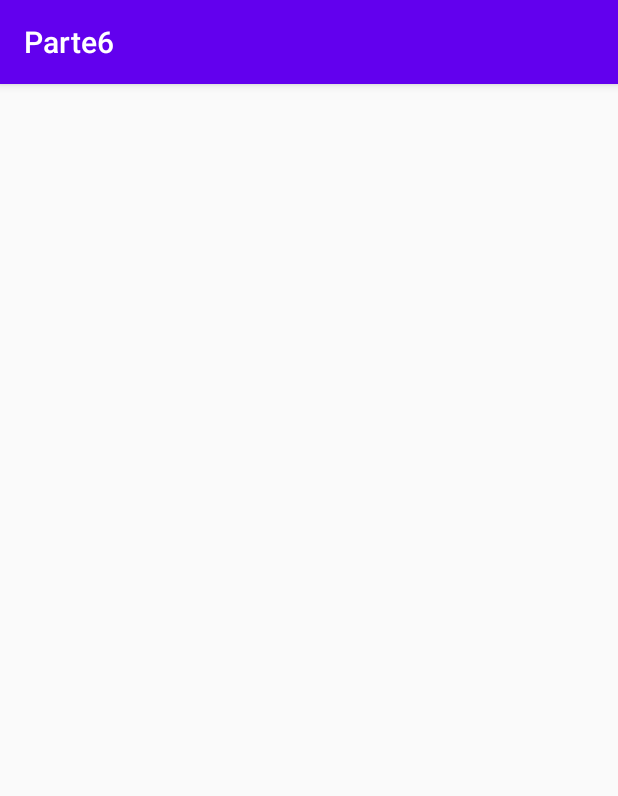
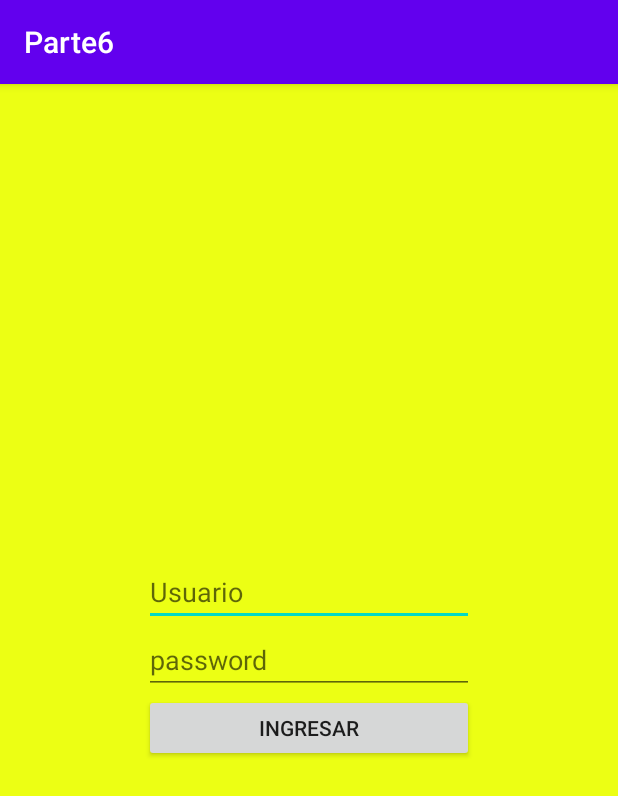
Before and after one commit to juanVilchez/ORMApi, an Android app: the screen it shows after launch (MainActivity before the commit, LoginActivity after it), on a phone screen of 412 x 824 dp. Shown: the top 796 px of the screen. Run offline under Robolectric (Android 15) with nearby library versions, the phone set to English and light mode, and no system bars.

```diff
--- a/app/src/main/AndroidManifest.xml
+++ b/app/src/main/AndroidManifest.xml
@@ -13,8 +13,8 @@
         <uses-library
             android:name="org.apache.http.legacy"
             android:required="false" />
-        <activity android:name=".LoginActivity"></activity>
-        <activity android:name=".MainActivity">
+        <activity android:name=".MainActivity"></activity>
+        <activity android:name=".LoginActivity">
             <intent-filter>
                 <action android:name="android.intent.action.MAIN" />
 
--- a/app/src/main/java/com/example/tema6/LoginActivity.java
+++ b/app/src/main/java/com/example/tema6/LoginActivity.java
@@ -2,13 +2,77 @@ package com.example.tema6;
 
 import androidx.appcompat.app.AppCompatActivity;
 
+import android.content.Intent;
+import android.content.SharedPreferences;
 import android.os.Bundle;
+import android.os.StrictMode;
+import android.util.Log;
+import android.view.View;
+import android.widget.EditText;
+import android.widget.Toast;
+
+import java.io.BufferedReader;
+import java.io.InputStreamReader;
+import java.net.HttpURLConnection;
+import java.net.URL;
 
 public class LoginActivity extends AppCompatActivity {
+    HttpURLConnection conexion;
+    private EditText Login;
+    private EditText password;
+    private SharedPreferences prefs;
+    private SharedPreferences.Editor editor;
+    private boolean login;
 
     @Override
     protected void onCreate(Bundle savedInstanceState) {
         super.onCreate(savedInstanceState);
+        prefs = getSharedPreferences("Config", MODE_PRIVATE);
+        login = prefs.getBoolean("onlogin", false);
+        if (login) {
+            startActivity(new Intent(this, MainActivity.class));
+            finish();
+        }
         setContentView(R.layout.activity_login);
+        StrictMode.setThreadPolicy(new StrictMode.ThreadPolicy.Builder().permitNetwork().build());
+        Login = (EditText) findViewById(R.id.edtUsuario);
+        password = (EditText) findViewById(R.id.edtPassword);
+    }
+
+    public int ValidaDatos(String usuario, String pass) {
+        int result = 3;
+        try {
+            URL url = new URL(getString(R.string.dominio) + getString(R.string.login) + usuario + "&pass=" + pass);
+            conexion = (HttpURLConnection) url
+                    .openConnection();
+            if (conexion.getResponseCode() == HttpURLConnection.HTTP_OK) {
+                BufferedReader reader = new BufferedReader(new InputStreamReader(conexion.getInputStream()));
+                String linea = reader.readLine();
+                if (linea.equals("success"))
+                    result = 0;
+                else
+                    result = 1;
+            } else {
+                Log.e("Asteroides", conexion.getResponseMessage());
+            }
+        } catch (Exception e) {
+            Log.e("Asteroides", e.getMessage(), e);
+        } finally {
+            if (conexion != null) conexion.disconnect();
+            return result;
+        }
+    }
+
+    public void onLogin(View view) {
+        int V = ValidaDatos(Login.getText().toString(), password.getText().toString());
+        if (V == 0) {
+            editor = prefs.edit();
+            editor.putBoolean("onlogin", true);
+            editor.apply();
+            Intent i = new Intent(this, MainActivity.class);
+            startActivity(i);
+            finish();
+        } else
+            Toast.makeText(this, "Ingreso Fallido", Toast.LENGTH_SHORT).show();
     }
 }
--- a/app/src/main/res/layout/activity_login.xml
+++ b/app/src/main/res/layout/activity_login.xml
@@ -1,9 +1,42 @@
-<?xml version="1.0" encoding="utf-8"?>
-<androidx.constraintlayout.widget.ConstraintLayout xmlns:android="http://schemas.android.com/apk/res/android"
-    xmlns:app="http://schemas.android.com/apk/res-auto"
-    xmlns:tools="http://schemas.android.com/tools"
+<LinearLayout xmlns:android="http://schemas.android.com/apk/res/android"
     android:layout_width="match_parent"
     android:layout_height="match_parent"
-    tools:context=".LoginActivity">
-
-</androidx.constraintlayout.widget.ConstraintLayout>
+    android:orientation="horizontal"
+    android:gravity="center"
+    android:background="#ffecff14">
+    <ScrollView xmlns:android="http://schemas.android.com/apk/res/android"
+        android:orientation="vertical"
+        android:layout_width="match_parent"
+        android:layout_height="wrap_content">
+        <LinearLayout xmlns:android="http://schemas.android.com/apk/res/android"
+            xmlns:tools="http://schemas.android.com/tools"
+            android:layout_width="match_parent"
+            android:layout_height="match_parent"
+            android:orientation="vertical"
+            android:background="#ffecff14"
+            android:gravity="center"
+            tools:context=".MainActivity">
+            <EditText
+                android:layout_height="45dp"
+                android:layout_width="220dp"
+                android:imeOptions="actionNext|flagNoExtractUi"
+                android:hint="Usuario"
+                android:id="@+id/edtUsuario"
+                android:inputType="textWebEmailAddress" />
+            <EditText
+                android:layout_height="45dp"
+                android:layout_width="220dp"
+                android:imeOptions="actionDone"
+                android:hint="password"
+                android:inputType="textPassword"
+                android:id="@+id/edtPassword"
+                />
+            <Button
+                android:layout_height="45dp"
+                android:layout_width="220dp"
+                android:text="Ingresar"
+                android:id="@+id/btnLogin"
+                android:onClick="onLogin"/>
+        </LinearLayout>
+    </ScrollView>
+</LinearLayout>
--- a/app/src/main/res/values/strings.xml
+++ b/app/src/main/res/values/strings.xml
@@ -3,5 +3,5 @@
     <string name="dominio">https://ormroom.000webhostapp.com</string>
     <string name="login">/login.php?Usuario=</string>
     <string name="insertarcliente">/insertarcliente.php?</string>
-    <string name="vercliente">/cliente.php</string>
+    <string name="vercliente">/clientes.php</string>
 </resources>
```
